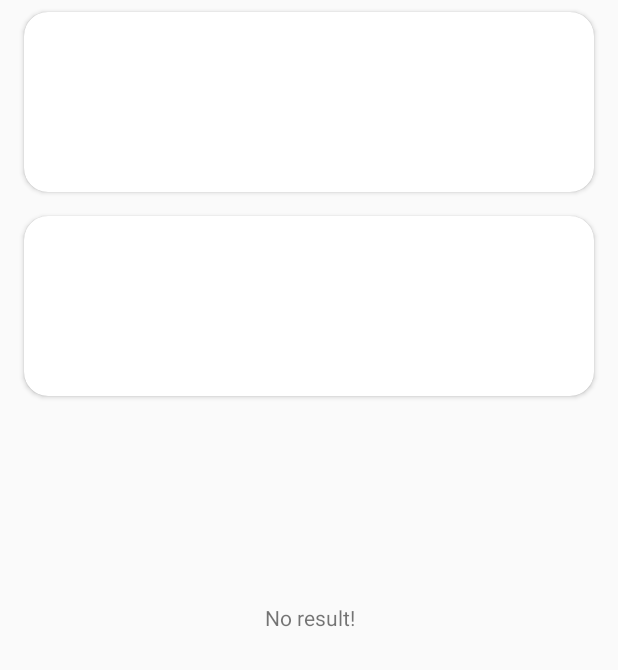
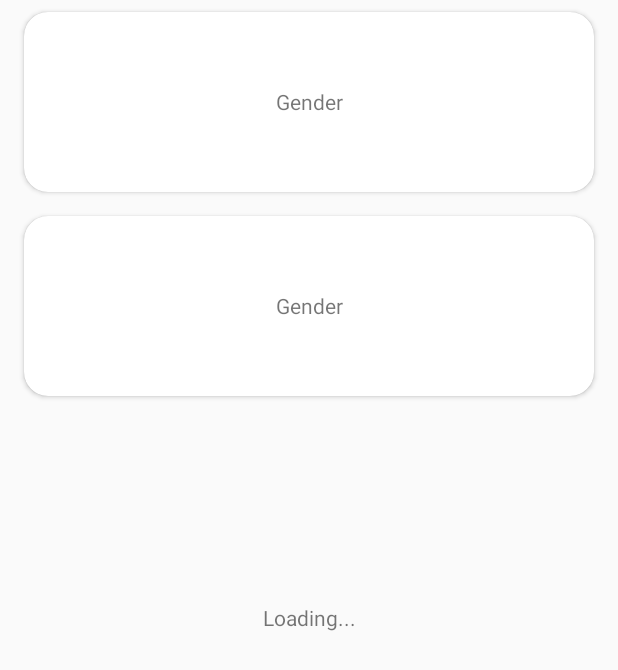
Before and after one commit to fazal88/MatriMonk, an Android app: the layout fragment_list.xml on its own in the app's theme, with its tools: preview values and no code run, on a phone screen of 412 x 824 dp. Shown: the top 670 px of the screen. Run offline under Robolectric (Android 15) with nearby library versions, the phone set to English and light mode, and no system bars.

Commit message:
added binding adapter with recycler view

```diff
--- a/app/src/main/res/layout/fragment_list.xml
+++ b/app/src/main/res/layout/fragment_list.xml
@@ -4,6 +4,10 @@
     xmlns:tools="http://schemas.android.com/tools">
 
     <data>
+
+        <variable
+            name="viewModel"
+            type="com.androidvoyage.matrimonk.matchlist.MatchListViewModel" />
 
     </data>
 
@@ -17,6 +21,7 @@
             android:layout_height="0dp"
             tools:itemCount="2"
             tools:listitem="@layout/item_matches"
+            app:submitList="@{viewModel.matchList}"
             app:layoutManager="androidx.recyclerview.widget.LinearLayoutManager"
             app:layout_constraintBottom_toBottomOf="parent"
             app:layout_constraintEnd_toEndOf="parent"
@@ -28,7 +33,8 @@
             android:layout_width="0dp"
             android:layout_height="0dp"
             android:gravity="center"
-            android:text="No result!"
+            tools:text="Loading..."
+            app:errorText="@{viewModel.errorMsg}"
             app:layout_constraintBottom_toBottomOf="parent"
             app:layout_constraintEnd_toEndOf="parent"
             app:layout_constraintStart_toStartOf="parent"
--- a/app/src/main/res/layout/item_matches.xml
+++ b/app/src/main/res/layout/item_matches.xml
@@ -1,6 +1,7 @@
 <?xml version="1.0" encoding="utf-8"?>
 <layout xmlns:android="http://schemas.android.com/apk/res/android"
-    xmlns:app="http://schemas.android.com/apk/res-auto">
+    xmlns:app="http://schemas.android.com/apk/res-auto"
+    xmlns:tools="http://schemas.android.com/tools">
 
     <data>
 
@@ -29,6 +30,18 @@
             android:layout_height="wrap_content"
             android:minHeight="120dp">
 
+            <TextView
+                android:id="@+id/tvGender"
+                android:layout_width="0dp"
+                android:layout_height="0dp"
+                android:gravity="center"
+                tools:text="Gender"
+                app:profileGender="@{match}"
+                app:layout_constraintBottom_toBottomOf="parent"
+                app:layout_constraintEnd_toEndOf="parent"
+                app:layout_constraintStart_toStartOf="parent"
+                app:layout_constraintTop_toTopOf="parent" />
+
 
         </androidx.constraintlayout.widget.ConstraintLayout>
 
```
Also changed, not shown: app/src/main/java/com/androidvoyage/matrimonk/matchlist/BindingUtils.kt (+23 -8 lines), app/src/main/java/com/androidvoyage/matrimonk/matchlist/ListFragment.kt (+15 -0 lines), app/src/main/java/com/androidvoyage/matrimonk/matchlist/MatchListViewModel.kt (+25 -41 lines).
